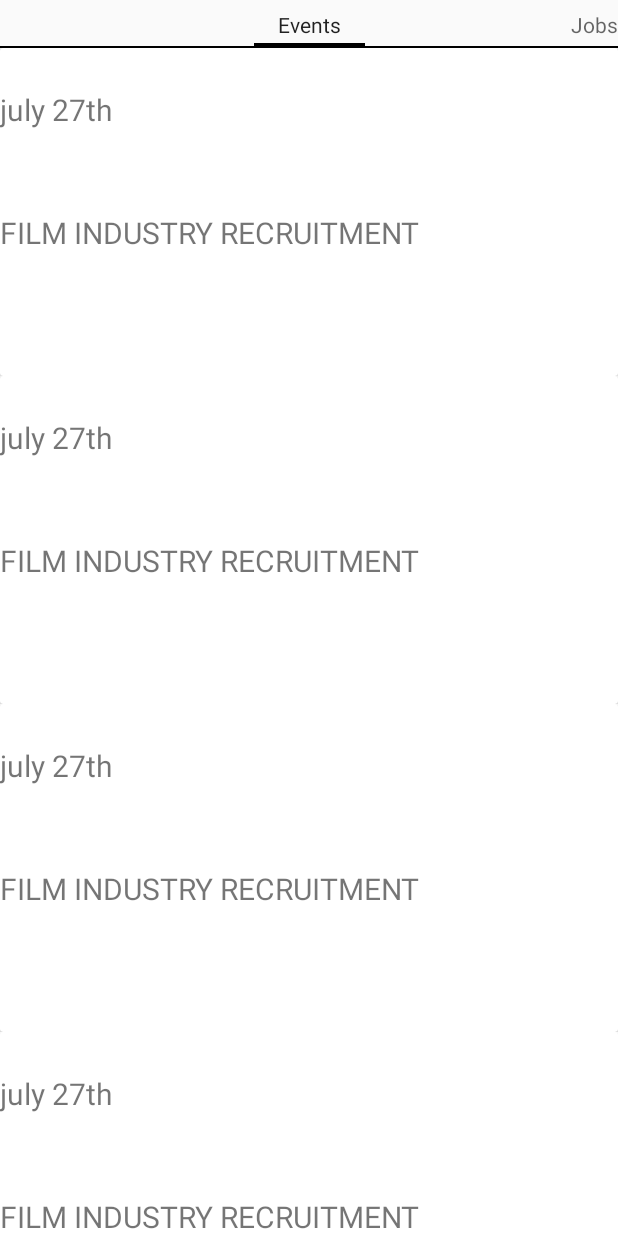
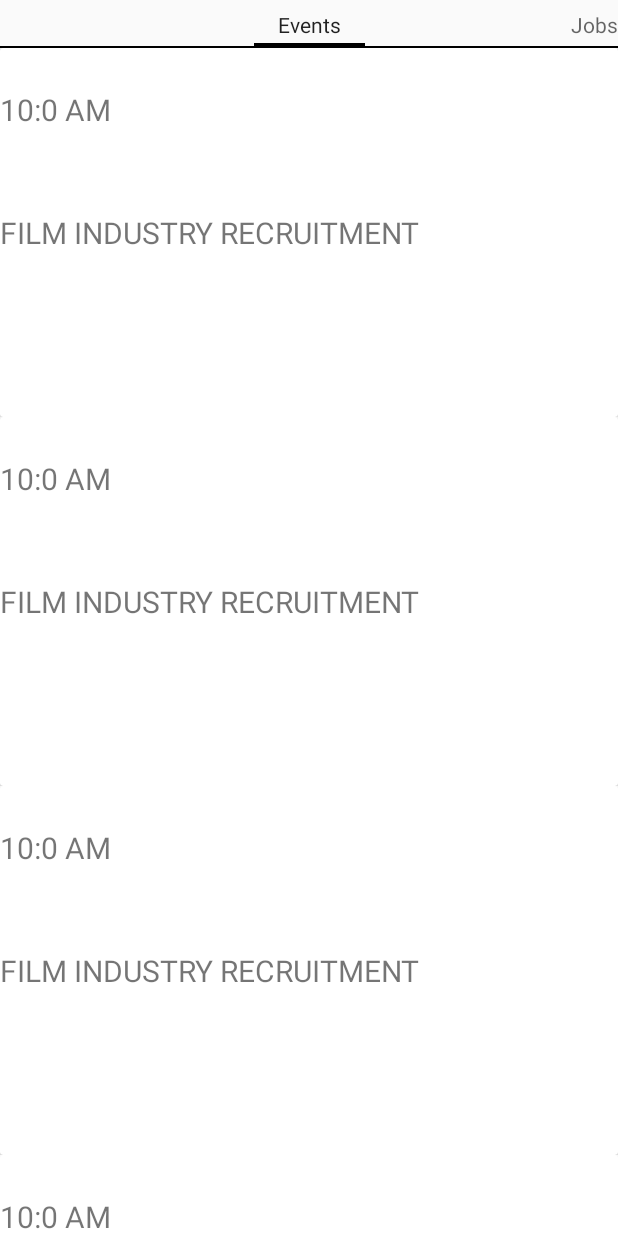
Before and after one commit to Darnell10/worfkorce1, an Android app: the screen it shows after launch (MainActivity), on a phone screen of 412 x 824 dp. Run offline under Robolectric (Android 15) with nearby library versions, the phone set to English and light mode, and no system bars; 13 statements that could not run were skipped.

Commit message:
added date to holder

```diff
--- a/app/src/main/java/nyc/c4q/workforce1/events_rv/Events_Adapter.java
+++ b/app/src/main/java/nyc/c4q/workforce1/events_rv/EventsAdapter.java
@@ -8,30 +8,29 @@ import android.view.ViewGroup;
 import java.util.List;
 
 import nyc.c4q.workforce1.R;
-import nyc.c4q.workforce1.model.DummyData;
 import nyc.c4q.workforce1.model.Event;
 
 /**
  * Created by D on 3/3/18.
  */
 
-public class Events_Adapter extends RecyclerView.Adapter<Events_Holder> {
+public class EventsAdapter extends RecyclerView.Adapter<EventsHolder> {
 
     List<Event> eventList;
 
-    public Events_Adapter(List<Event> eventList) {
+    public EventsAdapter(List<Event> eventList) {
         this.eventList = eventList;
     }
 
 
     @Override
-    public Events_Holder onCreateViewHolder(ViewGroup parent, int viewType) {
+    public EventsHolder onCreateViewHolder(ViewGroup parent, int viewType) {
         View childview = LayoutInflater.from(parent.getContext()).inflate(R.layout.events_itemview,parent,false);
-        return new Events_Holder(childview);
+        return new EventsHolder(childview);
     }
 
     @Override
-    public void onBindViewHolder(Events_Holder holder, int position) {
+    public void onBindViewHolder(EventsHolder holder, int position) {
         Event event = eventList.get(position);
         holder.onBind(event);
     }
--- a/app/src/main/java/nyc/c4q/workforce1/events_rv/Events_Holder.java
+++ b/app/src/main/java/nyc/c4q/workforce1/events_rv/EventsHolder.java
@@ -18,7 +18,7 @@ import static nyc.c4q.workforce1.R.*;
  * Created by D on 3/3/18.
  */
 
-public class Events_Holder extends RecyclerView.ViewHolder {
+public class EventsHolder extends RecyclerView.ViewHolder {
 
     private ImageView imageView;
     private TextView borough;
@@ -28,9 +28,10 @@ public class Events_Holder extends RecyclerView.ViewHolder {
     private TextView location;
     private TextView address;
     private TextView qualifications;
+    private TextView eventDate;
 
 
-    public Events_Holder(View itemView) {
+    public EventsHolder(View itemView) {
         super(itemView);
 
         imageView = itemView.findViewById(id.job_image);
@@ -38,6 +39,7 @@ public class Events_Holder extends RecyclerView.ViewHolder {
         checkin_to = itemView.findViewById(id.checkin_to);
         checkin_from = itemView.findViewById(R.id.checkin_from);
         eventTitle = itemView.findViewById(R.id.event_title);
+
         location = itemView.findViewById(id.location);
         address = itemView.findViewById(id.address);
         qualifications = itemView.findViewById(id.qualification);
@@ -48,9 +50,10 @@ public class Events_Holder extends RecyclerView.ViewHolder {
         Event thisEvent = event;
 
         borough.setText(thisEvent.getBorough());
-        checkin_to.setText("july 27th");
-        checkin_from.setText("july 27th");
+        checkin_to.setText(Event.hourToString(event.getCheckInTo()));
+        checkin_from.setText(Event.hourToString(event.getCheckInFrom()));
         eventTitle.setText(thisEvent.getEventTitle());
+        eventDate.setText(Event.dateToString(event.getEventDate()));
         location.setText(thisEvent.getLocation());
         address.setText(thisEvent.getLocationNameAndAddress());
         qualifications.setText(thisEvent.getQualifications());
--- a/app/src/main/java/nyc/c4q/workforce1/fragments/EventsFragments.java
+++ b/app/src/main/java/nyc/c4q/workforce1/fragments/EventsFragments.java
@@ -12,7 +12,7 @@ import android.view.ViewGroup;
 import java.util.List;
 
 import nyc.c4q.workforce1.R;
-import nyc.c4q.workforce1.events_rv.Events_Adapter;
+import nyc.c4q.workforce1.events_rv.EventsAdapter;
 import nyc.c4q.workforce1.model.DummyData;
 import nyc.c4q.workforce1.model.Event;
 
@@ -37,10 +37,10 @@ public class EventsFragments extends Fragment {
                              Bundle savedInstanceState) {
         // Inflate the layout for this fragment
         rootview = inflater.inflate(R.layout.fragment_events_fragments, container, false);
-       // Events_Adapter events_adapter = new Events_Adapter();
+       // EventsAdapter events_adapter = new EventsAdapter();
         recyclerView = rootview.findViewById(R.id.recycler_view);
         eventList = DummyData.eventList;
-        Events_Adapter events_adapter = new Events_Adapter(eventList);
+        EventsAdapter events_adapter = new EventsAdapter(eventList);
         LinearLayoutManager linearLayoutManager = new LinearLayoutManager(getContext());
         recyclerView.setAdapter(events_adapter);
         recyclerView.setLayoutManager(linearLayoutManager);
--- a/app/src/main/java/nyc/c4q/workforce1/model/Event.java
+++ b/app/src/main/java/nyc/c4q/workforce1/model/Event.java
@@ -125,13 +125,13 @@ public class Event {
         return date;
     }
 
-    private String dateToString(Date date){
+    public static String dateToString(Date date){
         SimpleDateFormat formatter = new SimpleDateFormat("E, M d, y");
         String sdt = formatter.format(date);
         return sdt;
     }
 
-    private String hourToString(Date date){
+    public static String hourToString(Date date){
         SimpleDateFormat formatter = new SimpleDateFormat("h:m a");        String sdt = formatter.format(date);
         return sdt;
 
--- a/app/src/main/res/layout/events_itemview.xml
+++ b/app/src/main/res/layout/events_itemview.xml
@@ -60,6 +60,13 @@
                 tools:text="test"/>
 
             <TextView
+                android:id="@+id/event_date"
+                android:layout_width="match_parent"
+                android:layout_height="wrap_content"
+                android:textSize="20sp"
+                tools:text="text"/>
+
+            <TextView
                 android:id="@+id/location"
                 android:layout_width="match_parent"
                 android:layout_height="wrap_content"
```
